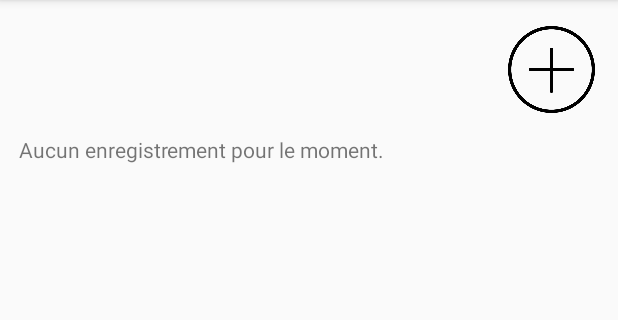
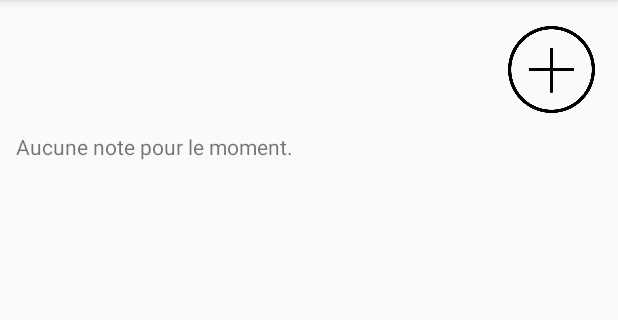
Before and after one commit to Emeline1710/ToDoList, an Android app: the ViewNotes screen opened directly, with no data from a screen before it, on a phone screen of 412 x 824 dp, the part 84-404 px from its top. Run offline under Robolectric (Android 15) with nearby library versions, the phone set to English and light mode, and no system bars.

Commit message:
Ajout d'un fragment

```diff
--- /dev/null
+++ b/app/src/main/java/com/example/todolist/Views/NoteListFragment.java
@@ -0,0 +1,56 @@
+package com.example.todolist.Views;
+
+import android.os.Bundle;
+import android.view.LayoutInflater;
+import android.view.View;
+import android.view.ViewGroup;
+import android.widget.LinearLayout;
+import android.widget.TextView;
+import androidx.annotation.NonNull;
+import androidx.annotation.Nullable;
+import androidx.fragment.app.Fragment;
+
+import com.example.todolist.Managers.NoteHandler;
+import com.example.todolist.Models.Note;
+import com.example.todolist.R;
+
+import java.util.List;
+
+public class NoteListFragment extends Fragment {
+
+    @Nullable
+    @Override
+    public View onCreateView(@NonNull LayoutInflater inflater, @Nullable ViewGroup container, @Nullable Bundle savedInstanceState) {
+        View view = inflater.inflate(R.layout.fragment_note_list, container, false);
+        displayNotes(view);
+        return view;
+    }
+
+    private void displayNotes(View view) {
+        LinearLayout linearLayoutRecords = view.findViewById(R.id.linearLayoutNotes);
+        linearLayoutRecords.removeAllViews();
+        List<Note> notes = new NoteHandler(getActivity()).getAllNotes();
+        if (notes.size() > 0) {
+            for (Note obj : notes) {
+                int id = obj.getId();
+                String title = obj.getTitle();
+                String text = obj.getText();
+                String date = obj.getDate();
+                String textViewContents = String.valueOf(id)
+                        + "-" + title + " - "
+                        + text + " - " + date;
+                TextView textViewNoteItem = new TextView(getActivity());
+                textViewNoteItem.setPadding(0, 10, 0, 10);
+                textViewNoteItem.setText(textViewContents);
+                textViewNoteItem.setTag(Integer.toString(id));
+                textViewNoteItem.setOnLongClickListener(new OnLongClickListenerUpdateNote());
+                linearLayoutRecords.addView(textViewNoteItem);
+            }
+        } else {
+            TextView locationItem = new TextView(getActivity());
+            locationItem.setPadding(8, 8, 8, 8);
+            locationItem.setText("Aucune note pour le moment.");
+            linearLayoutRecords.addView(locationItem);
+        }
+    }
+}
--- a/app/src/main/java/com/example/todolist/Views/ViewNotes.java
+++ b/app/src/main/java/com/example/todolist/Views/ViewNotes.java
@@ -6,14 +6,7 @@ import android.content.Intent;
 import android.os.Bundle;
 import android.view.View;
 import android.widget.ImageView;
-import android.widget.LinearLayout;
-import android.widget.TextView;
-
-import com.example.todolist.Managers.NoteHandler;
-import com.example.todolist.Models.Note;
 import com.example.todolist.R;
-
-import java.util.List;
 
 public class ViewNotes extends AppCompatActivity {
 
@@ -21,6 +14,7 @@ public class ViewNotes extends AppCompatActivity {
     protected void onCreate(Bundle savedInstanceState) {
         super.onCreate(savedInstanceState);
         setContentView(R.layout.activity_view_notes);
+
 
         ImageView imageViewAddNote = findViewById(R.id.imageViewAddNote);
 
@@ -32,37 +26,8 @@ public class ViewNotes extends AppCompatActivity {
             }
         });
 
-        readNotes();
-    }
-
-
-    public void readNotes() {
-        LinearLayout linearLayoutRecords = (LinearLayout) findViewById(R.id.linearLayoutNotes);
-        linearLayoutRecords.removeAllViews();
-        List<Note> notes = new NoteHandler(this).getAllNotes();
-        if (notes.size() > 0) {
-            for (Note obj : notes) {
-                int id = obj.getId();
-                String title = obj.getTitle();
-                String text = obj.getText();
-                String date = obj.getDate();
-                String textViewContents = String.valueOf(id)
-                        + "-" + title + " - "
-                        + text + " - " + date;
-                TextView textViewStudentItem= new TextView(this);
-                textViewStudentItem.setPadding(0, 10, 0, 10);
-                textViewStudentItem.setText(textViewContents);
-                textViewStudentItem.setTextSize(20);
-                textViewStudentItem.setTag(Integer.toString(id));
-                textViewStudentItem.setOnLongClickListener(new OnLongClickListenerUpdateNote());
-                linearLayoutRecords.addView(textViewStudentItem);
-            }
-        }
-        else {
-            TextView locationItem = new TextView(this);
-            locationItem.setPadding(8, 8, 8, 8);
-            locationItem.setText("Aucun enregistrement pour le moment.");
-            linearLayoutRecords.addView(locationItem);
-        }
+        getSupportFragmentManager().beginTransaction()
+                .replace(R.id.fragment_container, new NoteListFragment())
+                .commit();
     }
 }
--- a/app/src/main/res/layout/activity_view_notes.xml
+++ b/app/src/main/res/layout/activity_view_notes.xml
@@ -1,6 +1,5 @@
 <?xml version="1.0" encoding="utf-8"?>
-<androidx.constraintlayout.widget.ConstraintLayout xmlns:android="http://schemas.android.com/apk/res/android"
-    xmlns:app="http://schemas.android.com/apk/res-auto"
+<RelativeLayout xmlns:android="http://schemas.android.com/apk/res/android"
     xmlns:tools="http://schemas.android.com/tools"
     android:layout_width="match_parent"
     android:layout_height="match_parent"
@@ -11,30 +10,16 @@
         android:layout_width="58dp"
         android:layout_height="62dp"
         android:layout_marginTop="15dp"
-        android:layout_marginRight="15dp"
+        android:layout_marginEnd="15dp"
         android:contentDescription="Add Note Icon"
         android:src="@drawable/add_note"
-        app:layout_constraintEnd_toEndOf="parent"
-        app:layout_constraintRight_toRightOf="parent"
-        app:layout_constraintTop_toTopOf="parent" />
+        android:layout_alignParentEnd="true"
+        android:layout_alignParentTop="true"/>
 
-    <ScrollView
-        android:id="@+id/scrollViewNotes"
+    <FrameLayout
+        android:id="@+id/fragment_container"
         android:layout_width="match_parent"
-        android:layout_height="0dp"
-        app:layout_constraintTop_toBottomOf="@id/imageViewAddNote"
-        app:layout_constraintBottom_toBottomOf="parent"
-        app:layout_constraintEnd_toEndOf="parent"
-        app:layout_constraintStart_toStartOf="parent">
+        android:layout_height="match_parent"
+        android:layout_below="@id/imageViewAddNote"/>
 
-        <LinearLayout
-            android:layout_width="match_parent"
-            android:layout_height="wrap_content"
-            android:orientation="vertical"
-            android:padding="5dp"
-            android:layout_margin="2dp"
-            android:id="@+id/linearLayoutNotes">
-        </LinearLayout>
-    </ScrollView>
-
-</androidx.constraintlayout.widget.ConstraintLayout>
+</RelativeLayout>
--- /dev/null
+++ b/app/src/main/res/layout/fragment_note_list.xml
@@ -0,0 +1,9 @@
+<?xml version="1.0" encoding="utf-8"?>
+<LinearLayout xmlns:android="http://schemas.android.com/apk/res/android"
+    android:id="@+id/linearLayoutNotes"
+    android:layout_width="match_parent"
+    android:layout_height="match_parent"
+    android:orientation="vertical"
+    android:padding="5dp">
+
+</LinearLayout>
--- a/app/src/main/res/values/strings.xml
+++ b/app/src/main/res/values/strings.xml
@@ -9,4 +9,6 @@
     <string name="titre">Titre&#8230;</string>
     <string name="ajNote">Ajouter une note&#8230;</string>
     <string name="view_notes">Voir toutes les notes</string>
+    <!-- TODO: Remove or change this placeholder text -->
+    <string name="hello_blank_fragment">Hello blank fragment</string>
 </resources>
```
